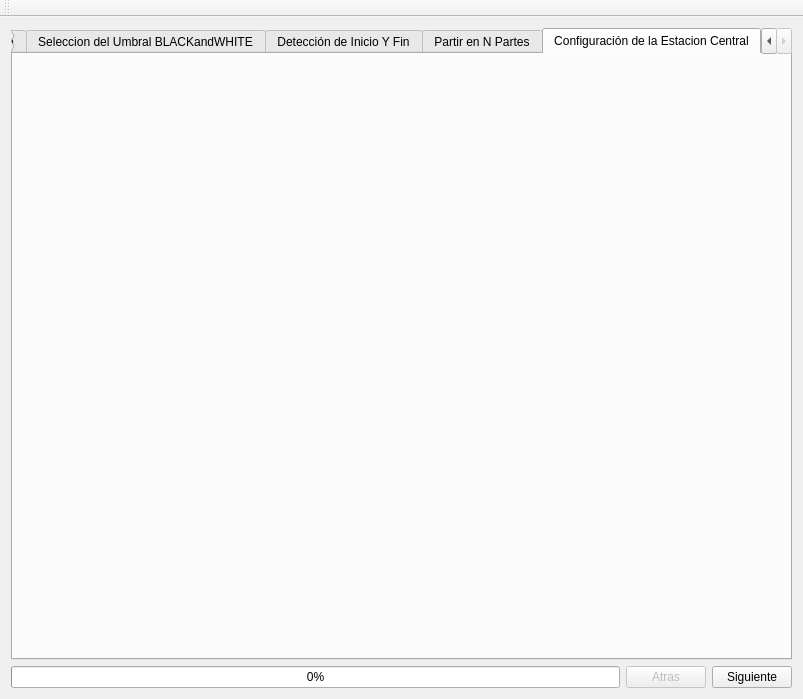
Above: ventanaprincipal.ui from dianjuar/ModuloVisionArtifiical_ACO before the change. Below: the same form after it.
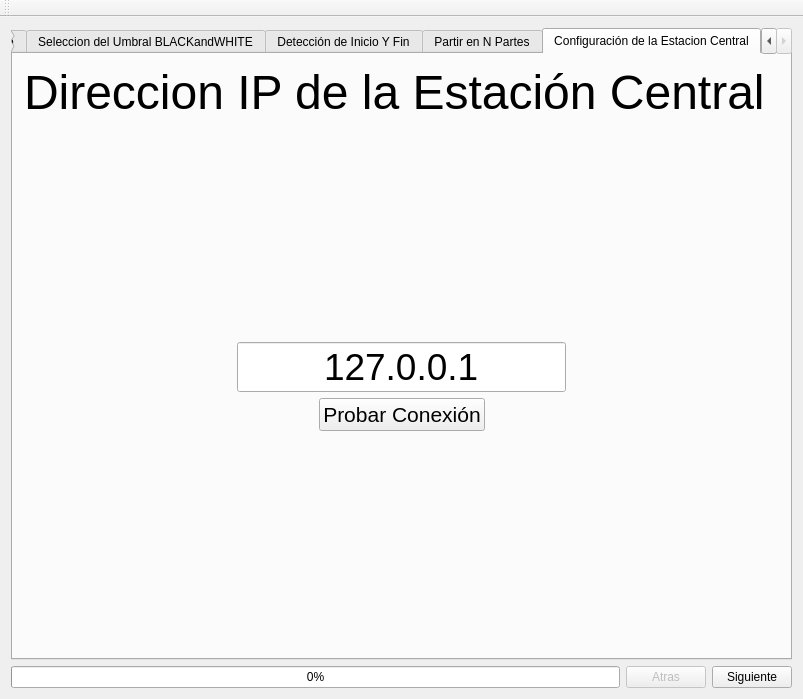
That is the form after the change. The open tabs and pages were chosen to show the change. Icons and pictures are not drawn.

Commit message: Elementos visuales de la fase 5

The edit to the form file:
```diff
--- a/ventanaprincipal.ui
+++ b/ventanaprincipal.ui
@@ -1196,6 +1196,149 @@
        <attribute name="title">
         <string>Configuración de la Estacion Central</string>
        </attribute>
+       <layout class="QVBoxLayout" name="verticalLayout_7">
+        <item>
+         <widget class="QLabel" name="label_21">
+          <property name="font">
+           <font>
+            <family>Ubuntu</family>
+            <pointsize>36</pointsize>
+           </font>
+          </property>
+          <property name="text">
+           <string>Direccion IP de la Estación Central</string>
+          </property>
+         </widget>
+        </item>
+        <item>
+         <spacer name="verticalSpacer_28">
+          <property name="orientation">
+           <enum>Qt::Vertical</enum>
+          </property>
+          <property name="sizeHint" stdset="0">
+           <size>
+            <width>20</width>
+            <height>191</height>
+           </size>
+          </property>
+         </spacer>
+        </item>
+        <item>
+         <layout class="QHBoxLayout" name="horizontalLayout_18">
+          <item>
+           <spacer name="horizontalSpacer_14">
+            <property name="orientation">
+             <enum>Qt::Horizontal</enum>
+            </property>
+            <property name="sizeHint" stdset="0">
+             <size>
+              <width>40</width>
+              <height>20</height>
+             </size>
+            </property>
+           </spacer>
+          </item>
+          <item>
+           <widget class="QLineEdit" name="lineEdit">
+            <property name="font">
+             <font>
+              <family>Ubuntu</family>
+              <pointsize>28</pointsize>
+              <weight>50</weight>
+              <bold>false</bold>
+              <stylestrategy>PreferDefault</stylestrategy>
+              <kerning>true</kerning>
+             </font>
+            </property>
+            <property name="layoutDirection">
+             <enum>Qt::LeftToRight</enum>
+            </property>
+            <property name="text">
+             <string>127.0.0.1</string>
+            </property>
+            <property name="echoMode">
+             <enum>QLineEdit::Normal</enum>
+            </property>
+            <property name="alignment">
+             <set>Qt::AlignCenter</set>
+            </property>
+            <property name="dragEnabled">
+             <bool>true</bool>
+            </property>
+           </widget>
+          </item>
+          <item>
+           <spacer name="horizontalSpacer_15">
+            <property name="orientation">
+             <enum>Qt::Horizontal</enum>
+            </property>
+            <property name="sizeHint" stdset="0">
+             <size>
+              <width>40</width>
+              <height>20</height>
+             </size>
+            </property>
+           </spacer>
+          </item>
+         </layout>
+        </item>
+        <item>
+         <layout class="QHBoxLayout" name="horizontalLayout_17">
+          <item>
+           <spacer name="horizontalSpacer_16">
+            <property name="orientation">
+             <enum>Qt::Horizontal</enum>
+            </property>
+            <property name="sizeHint" stdset="0">
+             <size>
+              <width>40</width>
+              <height>20</height>
+             </size>
+            </property>
+           </spacer>
+          </item>
+          <item>
+           <widget class="QPushButton" name="pushButton">
+            <property name="font">
+             <font>
+              <family>Ubuntu</family>
+              <pointsize>16</pointsize>
+             </font>
+            </property>
+            <property name="text">
+             <string>Probar Conexión</string>
+            </property>
+           </widget>
+          </item>
+          <item>
+           <spacer name="horizontalSpacer_17">
+            <property name="orientation">
+             <enum>Qt::Horizontal</enum>
+            </property>
+            <property name="sizeHint" stdset="0">
+             <size>
+              <width>40</width>
+              <height>20</height>
+             </size>
+            </property>
+           </spacer>
+          </item>
+         </layout>
+        </item>
+        <item>
+         <spacer name="verticalSpacer_29">
+          <property name="orientation">
+           <enum>Qt::Vertical</enum>
+          </property>
+          <property name="sizeHint" stdset="0">
+           <size>
+            <width>20</width>
+            <height>139</height>
+           </size>
+          </property>
+         </spacer>
+        </item>
+       </layout>
       </widget>
      </widget>
     </item>
```
Left out of the diff: 2 changed lines with no effect on the pictures. The commit also changes 1 other file.
